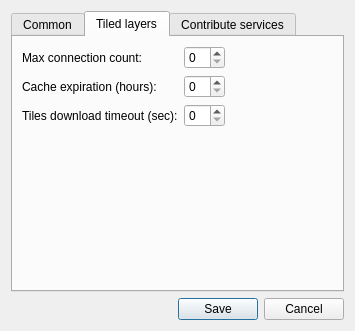
The window that qgis-installer/customization-conf/plugins/quick_map_services/settings_dialog_base.ui (nextgis/ngq_compulink) describes before a commit, drawn with Qt 5.
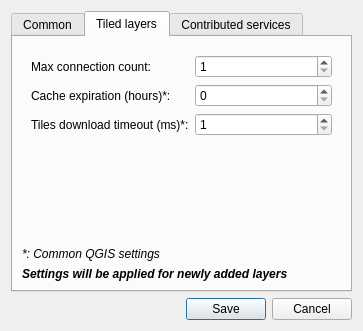
The same window after the commit. The open tabs and pages were chosen to show the change.

Diff of the .ui file:
```diff
--- a/qgis-installer/customization-conf/plugins/quick_map_services/settings_dialog_base.ui
+++ b/qgis-installer/customization-conf/plugins/quick_map_services/settings_dialog_base.ui
@@ -6,7 +6,7 @@
    <rect>
     <x>0</x>
     <y>0</y>
-    <width>355</width>
+    <width>363</width>
     <height>331</height>
    </rect>
   </property>
@@ -72,45 +72,108 @@
       <attribute name="title">
        <string>Tiled layers</string>
       </attribute>
-      <layout class="QFormLayout" name="formLayout">
-       <property name="fieldGrowthPolicy">
-        <enum>QFormLayout::ExpandingFieldsGrow</enum>
-       </property>
-       <item row="1" column="0">
-        <widget class="QLabel" name="label_5">
-         <property name="text">
-          <string>Max connection count:</string>
+      <layout class="QVBoxLayout" name="verticalLayout_3">
+       <item>
+        <widget class="QWidget" name="formLayout" native="true">
+         <property name="sizePolicy">
+          <sizepolicy hsizetype="Preferred" vsizetype="Expanding">
+           <horstretch>0</horstretch>
+           <verstretch>0</verstretch>
+          </sizepolicy>
          </property>
+         <layout class="QFormLayout" name="formLayout_3">
+          <item row="0" column="0">
+           <widget class="QLabel" name="label_5">
+            <property name="text">
+             <string>Max connection count:</string>
+            </property>
+           </widget>
+          </item>
+          <item row="0" column="1">
+           <widget class="QSpinBox" name="spnConnCount">
+            <property name="minimum">
+             <number>1</number>
+            </property>
+           </widget>
+          </item>
+          <item row="1" column="0">
+           <widget class="QLabel" name="label_6">
+            <property name="text">
+             <string>Cache expiration (hours)*:</string>
+            </property>
+           </widget>
+          </item>
+          <item row="1" column="1">
+           <widget class="QSpinBox" name="spnCacheExp">
+            <property name="maximum">
+             <number>100000000</number>
+            </property>
+           </widget>
+          </item>
+          <item row="2" column="0">
+           <widget class="QLabel" name="label_8">
+            <property name="text">
+             <string>Tiles download timeout (ms)*:</string>
+            </property>
+           </widget>
+          </item>
+          <item row="2" column="1">
+           <widget class="QSpinBox" name="spnNetworkTimeout">
+            <property name="minimum">
+             <number>1</number>
+            </property>
+            <property name="maximum">
+             <number>100000000</number>
+            </property>
+           </widget>
+          </item>
+         </layout>
         </widget>
        </item>
-       <item row="1" column="1">
-        <widget class="QSpinBox" name="spnConnCount"/>
+       <item>
+        <spacer name="verticalSpacer_2">
+         <property name="orientation">
+          <enum>Qt::Vertical</enum>
+         </property>
+         <property name="sizeHint" stdset="0">
+          <size>
+           <width>20</width>
+           <height>40</height>
+          </size>
+         </property>
+        </spacer>
        </item>
-       <item row="2" column="0">
-        <widget class="QLabel" name="label_6">
+       <item>
+        <widget class="QLabel" name="label_10">
+         <property name="font">
+          <font>
+           <italic>true</italic>
+          </font>
+         </property>
          <property name="text">
-          <string>Cache expiration (hours):</string>
+          <string>*: Common QGIS settings</string>
          </property>
         </widget>
        </item>
-       <item row="2" column="1">
-        <widget class="QSpinBox" name="spinBox_2"/>
-       </item>
-       <item row="3" column="0">
-        <widget class="QLabel" name="label_8">
+       <item>
+        <widget class="QLabel" name="label_9">
+         <property name="font">
+          <font>
+           <weight>75</weight>
+           <italic>true</italic>
+           <bold>true</bold>
+          </font>
+         </property>
          <property name="text">
-          <string>Tiles download timeout (sec):</string>
+          <string>Settings will be applied for newly added layers</string>
          </property>
         </widget>
        </item>
-       <item row="3" column="1">
-        <widget class="QSpinBox" name="spinBox_5"/>
-       </item>
       </layout>
      </widget>
      <widget class="QWidget" name="tabExtraServices">
       <attribute name="title">
-       <string>Contribute services</string>
+       <string>Contributed services</string>
       </attribute>
       <layout class="QVBoxLayout" name="verticalLayout_2">
        <item>
```
Left out of the diff: 38 changed lines with no effect on the pictures.
